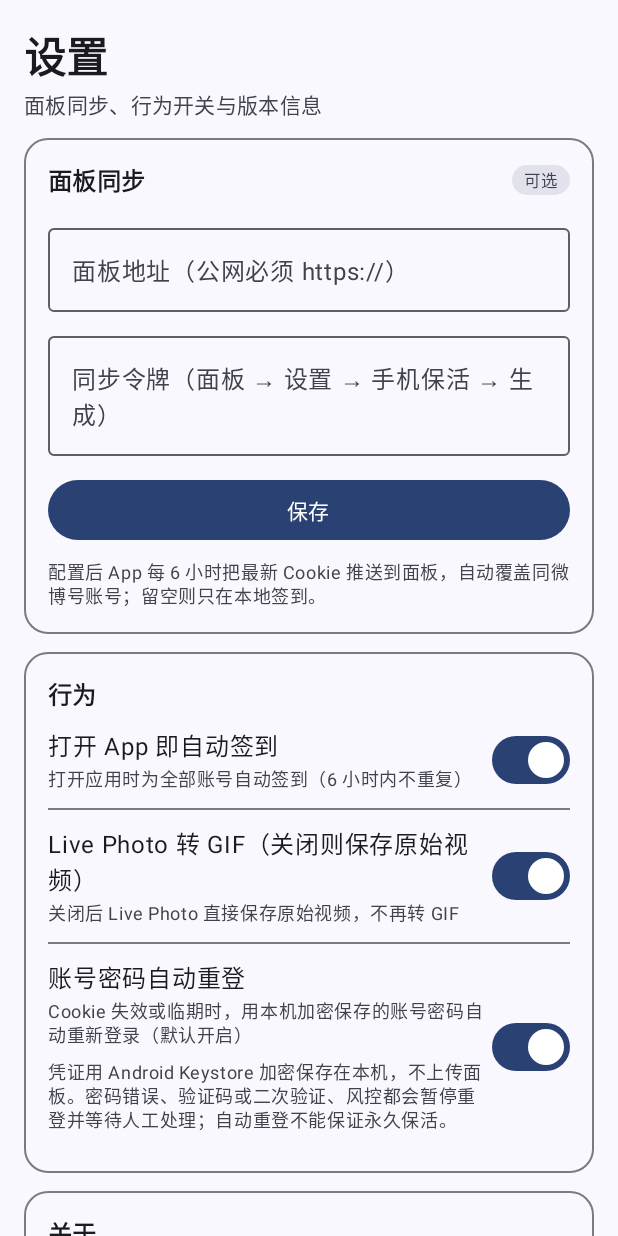
After one commit to diyushuang/weibo-checkin-app, an Android app built with Jetpack Compose: the composable SettingsScreen shown on its own in the app's theme, on a phone screen of 412 x 824 dp. The commit adds this screen. Run offline under Robolectric (Android 15) with nearby library versions, the phone set to English and light mode, and no system bars; our stand-ins replace Dagger/Hilt's generated code.

Commit message:
feat(settings): Compose 设置页试点 + Hilt ViewModel（Phase 3）
- SettingsFragment 改 ComposeView；SettingsViewModel(@HiltViewModel) 接管状态/保存/校验
- 新增 WcmTheme：Material3，Android 12+ 动态取色，低版本对齐 colors.xml 深浅色
- 设置页三张卡（面板同步/行为/关于），保留局域网权限申请与保存 Toast
- Compose BOM 2024.06.00 + compiler 1.5.14（Kotlin 1.9.24）
- 312 tests / 0 failures；assembleRelease 通过；release 2.87 → 3.54MB

```diff
--- a/app/src/main/java/com/wcm/checkin/MainActivity.kt
+++ b/app/src/main/java/com/wcm/checkin/MainActivity.kt
@@ -13,6 +13,7 @@ import androidx.core.view.updatePadding
 import androidx.fragment.app.Fragment
 import com.google.android.material.bottomnavigation.BottomNavigationView
 import com.wcm.checkin.databinding.ActivityMainBinding
+import dagger.hilt.android.AndroidEntryPoint
 
 /**
  * 单 Activity 壳：底部导航（首页 / 图片 / 设置），Material 3。
@@ -28,6 +29,7 @@ import com.wcm.checkin.databinding.ActivityMainBinding
  *   横屏挖孔三种情况都不会压住内容；
  * - 键盘（IME）弹出时：底栏整块淡出，内容区底部垫到键盘顶，输入框不会被挡住。
  */
+@AndroidEntryPoint
 class MainActivity : AppCompatActivity() {
 
     private lateinit var home: HomeFragment
--- /dev/null
+++ b/app/src/main/java/com/wcm/checkin/SettingsScreen.kt
@@ -0,0 +1,282 @@
+package com.wcm.checkin
+
+import android.os.Build
+import androidx.compose.foundation.BorderStroke
+import androidx.compose.foundation.background
+import androidx.compose.foundation.isSystemInDarkTheme
+import androidx.compose.foundation.layout.Arrangement
+import androidx.compose.foundation.layout.Box
+import androidx.compose.foundation.layout.Column
+import androidx.compose.foundation.layout.ColumnScope
+import androidx.compose.foundation.layout.Row
+import androidx.compose.foundation.layout.Spacer
+import androidx.compose.foundation.layout.fillMaxSize
+import androidx.compose.foundation.layout.fillMaxWidth
+import androidx.compose.foundation.layout.height
+import androidx.compose.foundation.layout.padding
+import androidx.compose.foundation.rememberScrollState
+import androidx.compose.foundation.selection.toggleable
+import androidx.compose.foundation.shape.RoundedCornerShape
+import androidx.compose.foundation.verticalScroll
+import androidx.compose.material3.Button
+import androidx.compose.material3.Card
+import androidx.compose.material3.CardDefaults
+import androidx.compose.material3.MaterialTheme
+import androidx.compose.material3.OutlinedTextField
+import androidx.compose.material3.Surface
+import androidx.compose.material3.Switch
+import androidx.compose.material3.Text
+import androidx.compose.material3.darkColorScheme
+import androidx.compose.material3.dynamicDarkColorScheme
+import androidx.compose.material3.dynamicLightColorScheme
+import androidx.compose.material3.lightColorScheme
+import androidx.compose.runtime.Composable
+import androidx.compose.ui.Alignment
+import androidx.compose.ui.Modifier
+import androidx.compose.ui.platform.LocalContext
+import androidx.compose.ui.res.colorResource
+import androidx.compose.ui.res.stringResource
+import androidx.compose.ui.semantics.Role
+import androidx.compose.ui.text.font.FontWeight
+import androidx.compose.ui.unit.dp
+
+/** 对齐 values/colors.xml 的 Material3 主题（Android 12+ 跟随壁纸取色）。 */
+@Composable
+fun WcmTheme(
+    darkTheme: Boolean = isSystemInDarkTheme(),
+    content: @Composable () -> Unit,
+) {
+    val ctx = LocalContext.current
+    val scheme = when {
+        Build.VERSION.SDK_INT >= 31 ->
+            if (darkTheme) dynamicDarkColorScheme(ctx) else dynamicLightColorScheme(ctx)
+        darkTheme -> darkColorScheme(
+            primary = colorResource(R.color.brand),
+            onPrimary = colorResource(R.color.brand_on),
+            background = colorResource(R.color.bg),
+            surface = colorResource(R.color.surface),
+            surfaceVariant = colorResource(R.color.surface_2),
+            onSurface = colorResource(R.color.ink),
+            onSurfaceVariant = colorResource(R.color.ink_2),
+            outline = colorResource(R.color.line_2),
+            outlineVariant = colorResource(R.color.line),
+        )
+        else -> lightColorScheme(
+            primary = colorResource(R.color.brand),
+            onPrimary = colorResource(R.color.brand_on),
+            background = colorResource(R.color.bg),
+            surface = colorResource(R.color.surface),
+            surfaceVariant = colorResource(R.color.surface_2),
+            onSurface = colorResource(R.color.ink),
+            onSurfaceVariant = colorResource(R.color.ink_2),
+            outline = colorResource(R.color.line_2),
+            outlineVariant = colorResource(R.color.line),
+        )
+    }
+    MaterialTheme(colorScheme = scheme, content = content)
+}
+
+@Composable
+fun SettingsScreen(
+    state: SettingsUiState,
+    onUrlChange: (String) -> Unit,
+    onTokenChange: (String) -> Unit,
+    onSave: () -> Unit,
+    onAutoOnOpenChange: (Boolean) -> Unit,
+    onCrawlGifChange: (Boolean) -> Unit,
+    onAutoReloginChange: (Boolean) -> Unit,
+) {
+    Column(
+        modifier = Modifier
+            .fillMaxSize()
+            .background(MaterialTheme.colorScheme.background)
+            .verticalScroll(rememberScrollState())
+            .padding(horizontal = 16.dp, vertical = 16.dp),
+        verticalArrangement = Arrangement.spacedBy(12.dp),
+    ) {
+        Column(verticalArrangement = Arrangement.spacedBy(2.dp)) {
+            Text(
+                text = stringResource(R.string.page_settings_title),
+                style = MaterialTheme.typography.headlineMedium,
+                fontWeight = FontWeight.SemiBold,
+            )
+            Text(
+                text = stringResource(R.string.page_settings_subtitle),
+                style = MaterialTheme.typography.bodyMedium,
+                color = MaterialTheme.colorScheme.onSurfaceVariant,
+            )
+        }
+
+        PanelCard(state, onUrlChange, onTokenChange, onSave)
+
+        WcmCard {
+            SectionHead(R.string.settings_behavior_title)
+            SwitchRow(
+                title = stringResource(R.string.auto_on_open),
+                desc = stringResource(R.string.settings_auto_on_open_desc),
+                checked = state.autoOnOpen,
+                onCheckedChange = onAutoOnOpenChange,
+            )
+            RowDivider()
+            SwitchRow(
+                title = stringResource(R.string.settings_live_gif),
+                desc = stringResource(R.string.settings_live_gif_desc),
+                checked = state.crawlGif,
+                onCheckedChange = onCrawlGifChange,
+            )
+            RowDivider()
+            SwitchRow(
+                title = stringResource(R.string.settings_auto_relogin),
+                desc = stringResource(R.string.settings_auto_relogin_desc),
+                note = stringResource(R.string.settings_auto_relogin_note),
+                checked = state.autoRelogin,
+                onCheckedChange = onAutoReloginChange,
+            )
+        }
+
+        WcmCard {
+            SectionHead(R.string.settings_about_title)
+            Spacer(Modifier.height(8.dp))
+            Text(
+                text = state.about,
+                style = MaterialTheme.typography.bodySmall,
+                color = MaterialTheme.colorScheme.onSurfaceVariant,
+            )
+            Text(
+                text = stringResource(R.string.settings_appearance_note),
+                style = MaterialTheme.typography.bodySmall,
+                color = MaterialTheme.colorScheme.onSurfaceVariant,
+                modifier = Modifier.padding(top = 4.dp),
+            )
+        }
+        Spacer(Modifier.height(12.dp))
+    }
+}
+
+@Composable
+private fun PanelCard(
+    state: SettingsUiState,
+    onUrlChange: (String) -> Unit,
+    onTokenChange: (String) -> Unit,
+    onSave: () -> Unit,
+) {
+    WcmCard {
+        SectionHead(R.string.settings_panel_title, R.string.settings_panel_tag)
+        Spacer(Modifier.height(12.dp))
+        val error = state.urlError
+        OutlinedTextField(
+            value = state.panelUrl,
+            onValueChange = onUrlChange,
+            label = { Text(stringResource(R.string.settings_panel_url_hint)) },
+            singleLine = true,
+            isError = error != null,
+            supportingText = if (error != null) {
+                { Text(error) }
+            } else {
+                null
+            },
+            modifier = Modifier.fillMaxWidth(),
+        )
+        Spacer(Modifier.height(8.dp))
+        OutlinedTextField(
+            value = state.panelToken,
+            onValueChange = onTokenChange,
+            label = { Text(stringResource(R.string.settings_panel_token_hint)) },
+            singleLine = true,
+            modifier = Modifier.fillMaxWidth(),
+        )
+        Spacer(Modifier.height(12.dp))
+        Button(onClick = onSave, modifier = Modifier.fillMaxWidth()) {
+            Text(stringResource(R.string.settings_save))
+        }
+        Text(
+            text = stringResource(R.string.settings_panel_note),
+            style = MaterialTheme.typography.bodySmall,
+            color = MaterialTheme.colorScheme.onSurfaceVariant,
+            modifier = Modifier.padding(top = 8.dp),
+        )
+    }
+}
+
+@Composable
+private fun WcmCard(content: @Composable ColumnScope.() -> Unit) {
+    Card(
+        modifier = Modifier.fillMaxWidth(),
+        shape = RoundedCornerShape(16.dp),
+        colors = CardDefaults.cardColors(containerColor = MaterialTheme.colorScheme.surface),
+        border = BorderStroke(1.dp, MaterialTheme.colorScheme.outlineVariant),
+    ) {
+        Column(modifier = Modifier.padding(16.dp), content = content)
+    }
+}
+
+@Composable
+private fun SectionHead(titleRes: Int, tagRes: Int? = null) {
+    Row(verticalAlignment = Alignment.CenterVertically) {
+        Text(
+            text = stringResource(titleRes),
+            style = MaterialTheme.typography.titleMedium,
+            fontWeight = FontWeight.SemiBold,
+            modifier = Modifier.weight(1f),
+        )
+        if (tagRes != null) {
+            Surface(
+                shape = RoundedCornerShape(999.dp),
+                color = MaterialTheme.colorScheme.surfaceVariant,
+            ) {
+                Text(
+                    text = stringResource(tagRes),
+                    style = MaterialTheme.typography.labelSmall,
+                    color = MaterialTheme.colorScheme.onSurfaceVariant,
+                    modifier = Modifier.padding(horizontal = 8.dp, vertical = 2.dp),
+                )
+            }
+        }
+    }
+}
+
+@Composable
+private fun SwitchRow(
+    title: String,
+    desc: String,
+    checked: Boolean,
+    onCheckedChange: (Boolean) -> Unit,
+    note: String? = null,
+) {
+    Row(
+        modifier = Modifier
+            .fillMaxWidth()
+            .toggleable(value = checked, role = Role.Switch, onValueChange = onCheckedChange)
+            .padding(vertical = 10.dp),
+        verticalAlignment = Alignment.CenterVertically,
+    ) {
+        Column(modifier = Modifier.weight(1f)) {
+            Text(text = title, style = MaterialTheme.typography.bodyLarge)
+            Text(
+                text = desc,
+                style = MaterialTheme.typography.bodySmall,
+                color = MaterialTheme.colorScheme.onSurfaceVariant,
+                modifier = Modifier.padding(top = 1.dp),
+            )
+            if (note != null) {
+                Text(
+                    text = note,
+                    style = MaterialTheme.typography.bodySmall,
+                    color = MaterialTheme.colorScheme.onSurfaceVariant,
+                    modifier = Modifier.padding(top = 6.dp),
+                )
+            }
+        }
+        Switch(checked = checked, onCheckedChange = null)
+    }
+}
+
+@Composable
+private fun RowDivider() {
+    Box(
+        modifier = Modifier
+            .fillMaxWidth()
+            .height(1.dp)
+            .background(MaterialTheme.colorScheme.outlineVariant),
+    )
+}
```
Also changed, not shown: app/build.gradle.kts (+10 -0 lines), app/src/main/java/com/wcm/checkin/SettingsFragment.kt (+45 -73 lines), app/src/main/java/com/wcm/checkin/SettingsViewModel.kt (added, +102 -0 lines).
